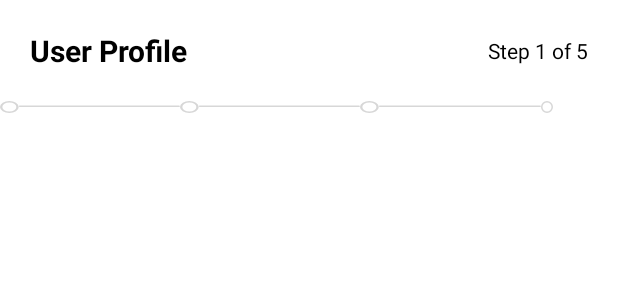
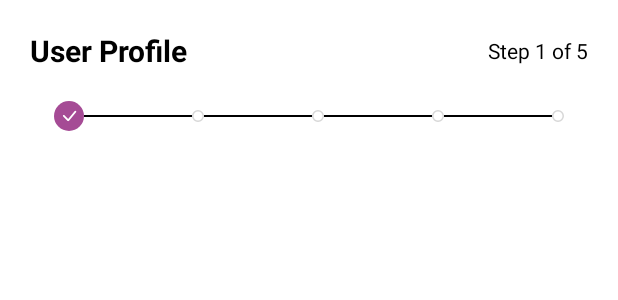
Before and after one commit to HieronimusMorgan/component-android-java, an Android app: the layout test.xml on its own in the app's theme, with its tools: preview values and no code run, on a phone screen of 412 x 824 dp. Shown: the top 300 px of the screen. Run offline under Robolectric (Android 15) with nearby library versions, the phone set to English and light mode, and no system bars.

Commit message:
add Steps complete

```diff
--- a/app/src/main/res/layout/activity_main.xml
+++ b/app/src/main/res/layout/activity_main.xml
@@ -16,8 +16,9 @@
             android:id="@+id/step"
             android:layout_width="match_parent"
             android:layout_height="wrap_content"
+            android:padding="4dp"
             component:count="5"
-            component:type="normal" />
+            component:type="check" />
 
         <com.google.android.material.button.MaterialButton
             android:id="@+id/progress_circular"
--- a/app/src/main/res/layout/test.xml
+++ b/app/src/main/res/layout/test.xml
@@ -31,37 +31,95 @@
     <LinearLayout
         android:layout_width="match_parent"
         android:layout_height="wrap_content"
-        android:gravity="center_vertical"
+        android:gravity="center"
         android:orientation="horizontal"
-        android:weightSum="4">
+        android:weightSum="5">
 
-        <ImageView
+        <LinearLayout
             android:layout_width="wrap_content"
             android:layout_height="wrap_content"
             android:layout_weight="1"
-            android:scaleType="fitXY"
-            android:src="@drawable/step_uncheck_ic" />
+            android:gravity="center"
+            android:orientation="horizontal">
 
-        <ImageView
+            <ImageView
+                android:layout_width="20dp"
+                android:layout_height="20dp"
+                android:src="@drawable/check" />
+
+            <LinearLayout
+                android:layout_width="match_parent"
+                android:layout_height="1dp"
+                android:background="@color/black" />
+        </LinearLayout>
+
+
+        <LinearLayout
             android:layout_width="wrap_content"
             android:layout_height="wrap_content"
             android:layout_weight="1"
-            android:scaleType="fitXY"
-            android:src="@drawable/step_uncheck_ic" />
+            android:gravity="center"
+            android:orientation="horizontal">
 
-        <ImageView
+            <ImageView
+                android:layout_width="8dp"
+                android:layout_height="8dp"
+                android:src="@drawable/uncheck" />
+
+            <LinearLayout
+                android:layout_width="match_parent"
+                android:layout_height="1dp"
+                android:background="@color/black" />
+        </LinearLayout>
+
+        <LinearLayout
             android:layout_width="wrap_content"
             android:layout_height="wrap_content"
             android:layout_weight="1"
-            android:scaleType="fitXY"
-            android:src="@drawable/step_uncheck_ic" />
+            android:gravity="center"
+            android:orientation="horizontal">
 
-        <ImageView
+            <ImageView
+                android:layout_width="8dp"
+                android:layout_height="8dp"
+                android:src="@drawable/uncheck" />
+
+            <LinearLayout
+                android:layout_width="match_parent"
+                android:layout_height="1dp"
+                android:background="@color/black" />
+        </LinearLayout>
+
+        <LinearLayout
             android:layout_width="wrap_content"
             android:layout_height="wrap_content"
             android:layout_weight="1"
-            android:scaleType="fitStart"
-            android:src="@drawable/uncheck" />
+            android:gravity="center"
+            android:orientation="horizontal">
+
+            <ImageView
+                android:layout_width="8dp"
+                android:layout_height="8dp"
+                android:src="@drawable/uncheck" />
+
+            <LinearLayout
+                android:layout_width="match_parent"
+                android:layout_height="1dp"
+                android:background="@color/black" />
+        </LinearLayout>
+
+        <LinearLayout
+            android:layout_width="wrap_content"
+            android:layout_height="wrap_content"
+            android:gravity="left"
+            android:layout_weight="0"
+            android:orientation="horizontal">
+
+            <ImageView
+                android:layout_width="8dp"
+                android:layout_height="8dp"
+                android:src="@drawable/uncheck" />
+        </LinearLayout>
 
     </LinearLayout>
 </LinearLayout>
--- a/app/src/main/res/values/colors.xml
+++ b/app/src/main/res/values/colors.xml
@@ -9,4 +9,5 @@
     <color name="red">#FF0000</color>
     <color name="green">#57C22D</color>
     <color name="white">#FFFFFFFF</color>
+    <color name="grey">#D7D7D7</color>
 </resources>
```
Also changed, not shown: app/src/main/java/com/morg/mycomponent/component/StepComponent.java (+36 -40 lines).
